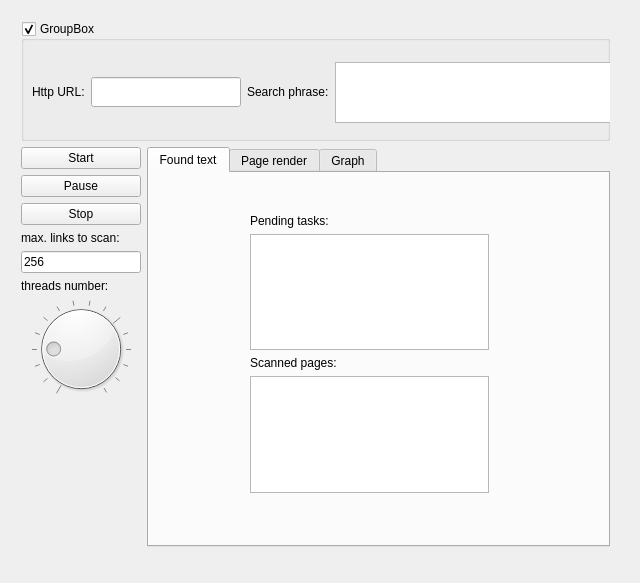
blinkenlichten/simple-gui-crawler, file widget.ui: the form before one commit.
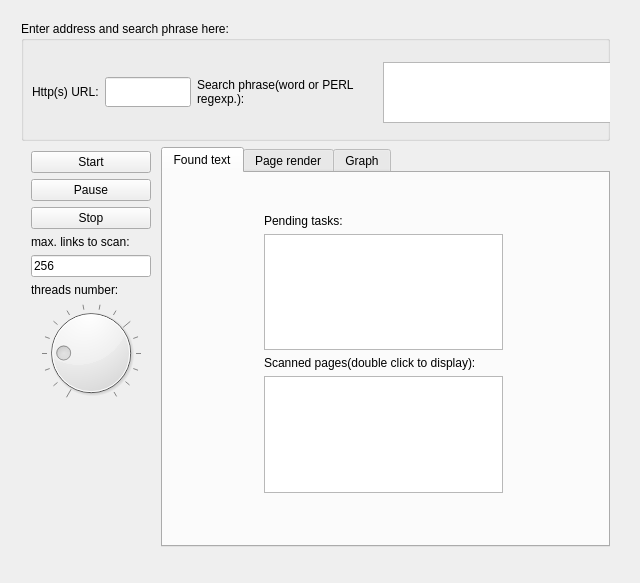
The form after the commit. The open tabs and pages were chosen to show the change.

Diff of the .ui file:
```diff
--- a/widget.ui
+++ b/widget.ui
@@ -41,10 +41,10 @@
        </size>
       </property>
       <property name="title">
-       <string>GroupBox</string>
+       <string>Enter address and search phrase here:</string>
       </property>
       <property name="checkable">
-       <bool>true</bool>
+       <bool>false</bool>
       </property>
       <widget class="QWidget" name="horizontalLayoutWidget">
        <property name="geometry">
@@ -74,7 +74,7 @@
            </size>
           </property>
           <property name="text">
-           <string>Http URL:</string>
+           <string>Http(s) URL:</string>
           </property>
          </widget>
         </item>
@@ -98,18 +98,21 @@
          <widget class="QLabel" name="label_2">
           <property name="minimumSize">
            <size>
-            <width>0</width>
+            <width>180</width>
             <height>20</height>
            </size>
           </property>
           <property name="maximumSize">
            <size>
-            <width>120</width>
-            <height>30</height>
+            <width>200</width>
+            <height>50</height>
            </size>
           </property>
           <property name="text">
-           <string>Search phrase:</string>
+           <string>Search phrase(word or PERL regexp.):</string>
+          </property>
+          <property name="wordWrap">
+           <bool>true</bool>
           </property>
          </widget>
         </item>
@@ -137,6 +140,18 @@
      <layout class="QHBoxLayout" name="horizontalLayout_4">
       <item>
        <layout class="QVBoxLayout" name="verticalLayout">
+        <property name="leftMargin">
+         <number>10</number>
+        </property>
+        <property name="topMargin">
+         <number>4</number>
+        </property>
+        <property name="rightMargin">
+         <number>4</number>
+        </property>
+        <property name="bottomMargin">
+         <number>4</number>
+        </property>
         <item>
          <widget class="QPushButton" name="buttonStart">
           <property name="maximumSize">
@@ -311,7 +326,7 @@
            <item>
             <widget class="QLabel" name="label_3">
              <property name="text">
-              <string>Scanned pages:</string>
+              <string>Scanned pages(double click to display):</string>
              </property>
             </widget>
            </item>
```
Left out of the diff: 8 changed lines with no effect on the pictures.
